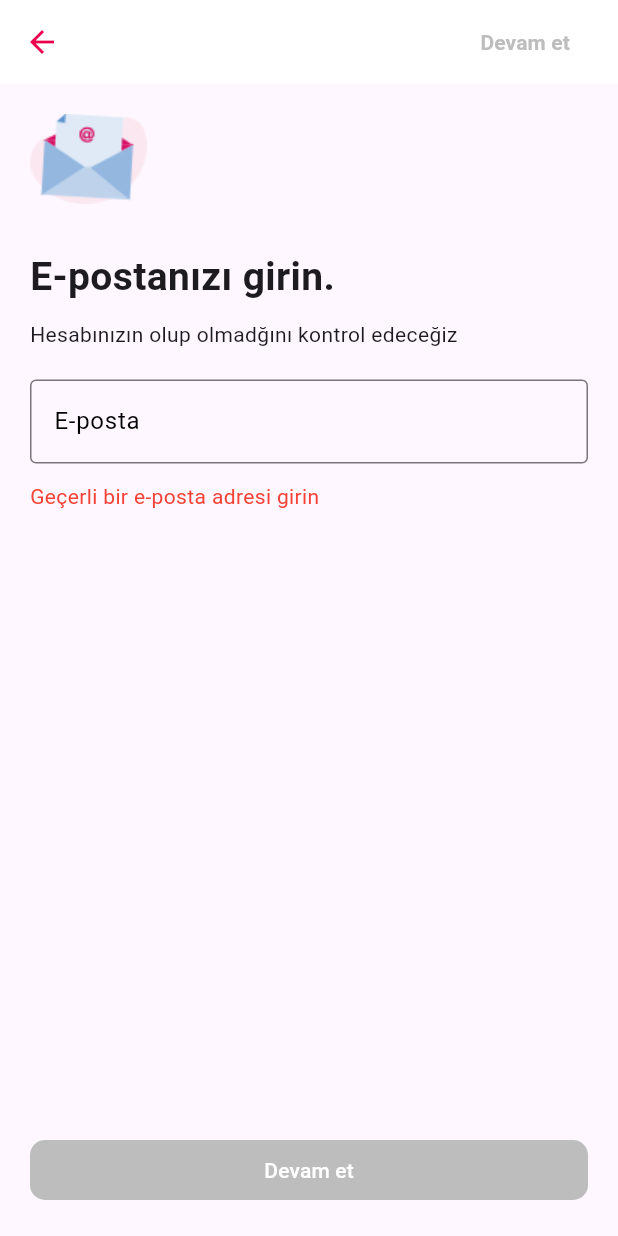
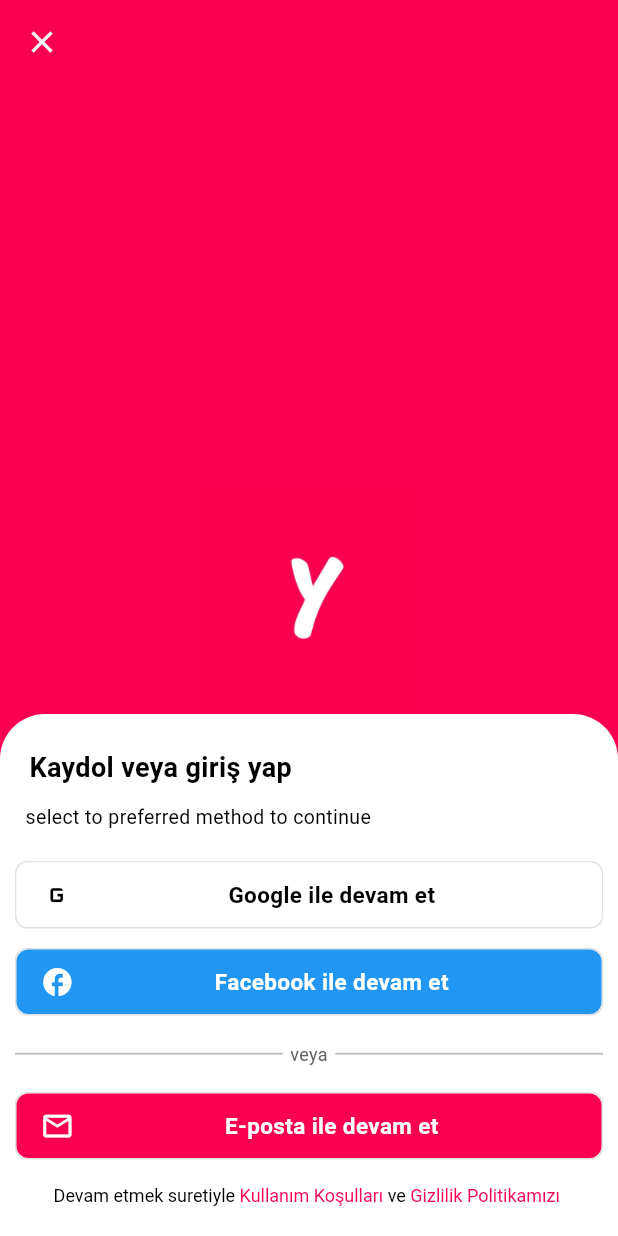
Before and after one commit to PolatAvci/yemeksepeti, a Flutter app: the screen it shows after launch, after a tap on the "menu" icon, after a tap on "Giriş Yap / Hesap Oluştur", on a phone screen of 412 x 824 dp. Run offline on Flutter 3.47's test engine with Material 3 defaults, Android fonts, the phone set to English and light mode, and no system bars; our stand-ins replace firebase_auth, firebase_core; accounts and stored records are empty.

Commit message:
login page

```diff
--- /dev/null
+++ b/lib/components/buton.dart
@@ -0,0 +1,66 @@
+import 'package:flutter/material.dart';
+
+class Buton extends StatelessWidget {
+  final IconData? icon;
+  final String text;
+  final Color buttonColor;
+  final Color textColor;
+  final double fontSize;
+  final double height;
+  final VoidCallback onPressed;
+
+  const Buton({
+    super.key,
+    this.icon,
+    required this.text,
+    required this.buttonColor,
+    required this.textColor,
+    required this.fontSize,
+    required this.onPressed,
+    this.height = 45,
+  });
+
+  @override
+  Widget build(BuildContext context) {
+    return GestureDetector(
+      onTap: onPressed,
+      child: Container(
+        height: height,
+        decoration: BoxDecoration(
+          border: Border.all(color: Colors.grey.shade300),
+          borderRadius: BorderRadius.circular(8),
+        ),
+        child: Container(
+          padding: const EdgeInsets.symmetric(vertical: 8, horizontal: 16),
+          decoration: BoxDecoration(
+            color: buttonColor,
+            borderRadius: BorderRadius.circular(8),
+          ),
+          child: Row(
+            mainAxisAlignment: MainAxisAlignment.start,
+            children: [
+              if (icon != null)
+                Icon(
+                  icon,
+                  color: textColor,
+                  size: fontSize * 1.5,
+                ),
+              if (icon != null) const SizedBox(width: 8),
+              Expanded(
+                child: Text(
+                  text,
+                  textAlign: TextAlign.center,
+                  style: TextStyle(
+                    color: textColor,
+                    fontSize: fontSize,
+                    fontWeight: FontWeight.bold,
+                  ),
+                ),
+              ),
+            ],
+          ),
+        ),
+      ),
+    );
+  }
+}
--- a/lib/components/custom_drawer.dart
+++ b/lib/components/custom_drawer.dart
@@ -1,6 +1,6 @@
 import "package:flutter/material.dart";
 import "package:yemeksepeti/main.dart";
-import "package:yemeksepeti/screens/login_with_email_screen.dart";
+import "package:yemeksepeti/screens/login_page.dart";
 
 class CustomDrawer extends StatelessWidget {
   const CustomDrawer({super.key});
@@ -31,8 +31,7 @@
                     Navigator.push(
                         context,
                         MaterialPageRoute(
-                            builder: (context) =>
-                                const LoginWithEmailScreen()));
+                            builder: (context) => const LoginPage()));
                   }),
             ),
           ),
--- a/lib/components/custom_text_field.dart
+++ b/lib/components/custom_text_field.dart
@@ -6,10 +6,14 @@
       {super.key,
       required this.label,
       this.password = false,
-      required this.onChanged, required TextEditingController controller, required String hint});
+      this.keyboardType,
+      required this.onChanged,
+      required TextEditingController controller,
+      required String hint});
   final String label;
   final bool password;
   final Function(String) onChanged;
+  final TextInputType? keyboardType;
 
   @override
   State<CustomTextField> createState() => _CustomTextFieldState();
@@ -22,6 +26,7 @@
     return SizedBox(
       height: 60,
       child: TextField(
+        keyboardType: widget.keyboardType,
         decoration: InputDecoration(
             focusedBorder: const OutlineInputBorder(
                 borderSide: BorderSide(color: Colors.black)),
--- a/lib/main.dart
+++ b/lib/main.dart
@@ -2,7 +2,6 @@
 import 'package:flutter/material.dart';
 import 'package:flutter/services.dart';
 import 'package:yemeksepeti/screens/home_screen.dart';
-import 'package:yemeksepeti/screens/login_with_email_screen.dart';
 
 Future<void> main() async {
   WidgetsFlutterBinding.ensureInitialized();
@@ -10,8 +9,6 @@
   await Firebase.initializeApp();
   runApp(const MyApp());
 }
-
-
 
 class MyApp extends StatelessWidget {
   const MyApp({super.key});
@@ -37,7 +34,7 @@
 }
 
 class AppTheme {
-  static Color primaryColor = const Color(0xFFea004b);
+  static Color primaryColor = const Color.fromRGBO(250, 0, 80, 1);
   static Color appbarTextColor = Colors.white;
   static Color searchBarHintColor = Colors.grey;
   static Color textColor = Colors.black;
--- /dev/null
+++ b/lib/screens/login_page.dart
@@ -0,0 +1,159 @@
+// ignore_for_file: prefer_const_constructors, prefer_const_literals_to_create_immutables
+
+import 'package:flutter/material.dart';
+import 'package:yemeksepeti/components/buton.dart';
+import 'package:yemeksepeti/main.dart';
+import 'package:yemeksepeti/screens/login_with_email_screen.dart';
+
+class LoginPage extends StatefulWidget {
+  const LoginPage({super.key});
+
+  @override
+  State<LoginPage> createState() => _LoginPageState();
+}
+
+class _LoginPageState extends State<LoginPage> {
+  @override
+  Widget build(BuildContext context) {
+    return Scaffold(
+      appBar: AppBar(
+        backgroundColor: Colors.transparent,
+        elevation: 0,
+        leading: IconButton(
+          icon: Icon(Icons.close),
+          onPressed: () => Navigator.pop(context),
+        ),
+      ),
+      backgroundColor: AppTheme.primaryColor,
+      body: SafeArea(
+        child: Column(
+          mainAxisAlignment: MainAxisAlignment.end,
+          children: [
+            Container(
+              decoration: BoxDecoration(
+                borderRadius: BorderRadius.circular(12),
+              ),
+              child: Column(
+                mainAxisAlignment: MainAxisAlignment.center,
+                children: [
+                  Image.asset(
+                    "images/yemeksepeti.png",
+                    height: 150,
+                  ),
+                ],
+              ),
+            ),
+            Container(
+              decoration: BoxDecoration(
+                color: Colors.white,
+                borderRadius: BorderRadius.only(
+                    topLeft: Radius.circular(30),
+                    topRight: Radius.circular(30)),
+              ),
+              padding: EdgeInsets.fromLTRB(10, 23, 10, 20),
+              alignment: Alignment.topLeft,
+              child: Column(
+                crossAxisAlignment: CrossAxisAlignment.start,
+                children: [
+                  Text(
+                    '  Kaydol veya giriş yap',
+                    style: TextStyle(
+                      color: Colors.black,
+                      fontWeight: FontWeight.bold,
+                      fontSize: 18,
+                    ),
+                  ),
+                  SizedBox(height: 10),
+                  Text(
+                    '  select to preferred method to continue',
+                    style: TextStyle(
+                      color: Colors.black,
+                      fontSize: 13,
+                    ),
+                  ),
+                  SizedBox(height: 20),
+                  Buton(
+                      icon: Icons.g_mobiledata,
+                      text: "Google ile devam et",
+                      buttonColor: Colors.white,
+                      textColor: Colors.black,
+                      fontSize: 15,
+                      onPressed: () {}),
+                  SizedBox(height: 13),
+                  Buton(
+                      icon: Icons.facebook,
+                      text: "Facebook ile devam et",
+                      buttonColor: Colors.blue,
+                      textColor: Colors.white,
+                      fontSize: 15,
+                      onPressed: () {}),
+                  SizedBox(height: 17),
+                  Padding(
+                    padding: const EdgeInsets.symmetric(horizontal: 0.0),
+                    child: Row(
+                      children: [
+                        Expanded(
+                          child: Divider(
+                            thickness: 1.2,
+                            color: Colors.grey[400],
+                          ),
+                        ),
+                        Padding(
+                          padding: const EdgeInsets.symmetric(horizontal: 5.0),
+                          child: Text(
+                            "veya",
+                            style: TextStyle(
+                                color: Colors.grey[700], fontSize: 12),
+                          ),
+                        ),
+                        Expanded(
+                          child: Divider(
+                            thickness: 1.2,
+                            color: Colors.grey[400],
+                          ),
+                        )
+                      ],
+                    ),
+                  ),
+                  SizedBox(height: 17),
+                  Buton(
+                      icon: Icons.mail_outline_outlined,
+                      text: "E-posta ile devam et",
+                      buttonColor: AppTheme.primaryColor,
+                      textColor: Colors.white,
+                      fontSize: 15,
+                      onPressed: () => Navigator.push(
+                          context,
+                          MaterialPageRoute(
+                              builder: ((context) => LoginWithEmailScreen())))),
+                  SizedBox(height: 17),
+                  Center(
+                    child: Flexible(
+                      child: RichText(
+                          overflow: TextOverflow.ellipsis,
+                          text: TextSpan(
+                              style:
+                                  TextStyle(fontSize: 12, color: Colors.black),
+                              children: [
+                                TextSpan(text: "Devam etmek suretiyle "),
+                                TextSpan(
+                                    style:
+                                        TextStyle(color: AppTheme.primaryColor),
+                                    text: "Kullanım Koşulları "),
+                                TextSpan(text: "ve "),
+                                TextSpan(
+                                    style:
+                                        TextStyle(color: AppTheme.primaryColor),
+                                    text: "Gizlilik Politikamızı ")
+                              ])),
+                    ),
+                  )
+                ],
+              ),
+            ),
+          ],
+        ),
+      ),
+    );
+  }
+}
--- a/lib/screens/login_with_email_screen.dart
+++ b/lib/screens/login_with_email_screen.dart
@@ -101,6 +101,7 @@
               hint: "Email girin:",
               label: "E-posta",
               controller: _email,
+              keyboardType: TextInputType.emailAddress,
               onChanged: (text) {
                 setState(() {
                   _inputText = text;
```
Also changed, not shown: images/yemeksepeti.png (added).
